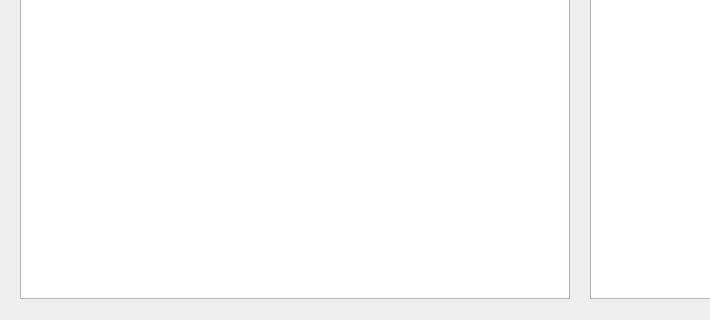
Old version of the form GUI_designer/Interface_V2.ui in the repository lesar64/asim; both pictures show x 0 to 710 and y 551 to 871 of the 1160 by 871 pixel window.
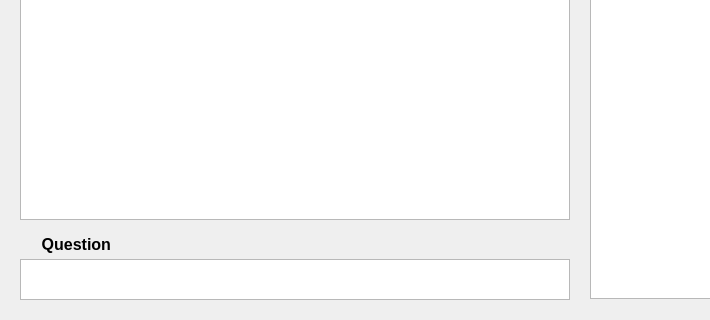
New version of the form.

Commit message: Draft design incl. functions finished

```diff
--- a/GUI_designer/Interface_V2.ui
+++ b/GUI_designer/Interface_V2.ui
@@ -29,7 +29,7 @@
      <x>20</x>
      <y>30</y>
      <width>550</width>
-     <height>820</height>
+     <height>741</height>
     </rect>
    </property>
   </widget>
@@ -159,6 +159,39 @@
     <string>Topic</string>
    </property>
   </widget>
+  <widget class="QTextEdit" name="Question_Input">
+   <property name="geometry">
+    <rect>
+     <x>20</x>
+     <y>810</y>
+     <width>550</width>
+     <height>41</height>
+    </rect>
+   </property>
+  </widget>
+  <widget class="QLabel" name="label_3">
+   <property name="geometry">
+    <rect>
+     <x>20</x>
+     <y>780</y>
+     <width>91</width>
+     <height>31</height>
+    </rect>
+   </property>
+   <property name="font">
+    <font>
+     <pointsize>12</pointsize>
+     <weight>75</weight>
+     <bold>true</bold>
+    </font>
+   </property>
+   <property name="text">
+    <string>Question</string>
+   </property>
+   <property name="alignment">
+    <set>Qt::AlignRight|Qt::AlignTrailing|Qt::AlignVCenter</set>
+   </property>
+  </widget>
  </widget>
  <resources/>
  <connections/>
```
The commit also changes 1 other file.
